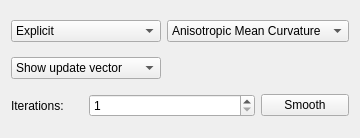
The window that Plugin-AnisotropicMeanCurvature/SmootherToolbox.ui (hksonngan/geometry-processing-lab) describes before a commit, drawn with Qt 5.
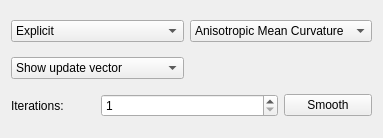
The same window after the commit.

```diff
--- a/Plugin-AnisotropicMeanCurvature/SmootherToolbox.ui
+++ b/Plugin-AnisotropicMeanCurvature/SmootherToolbox.ui
@@ -6,7 +6,7 @@
    <rect>
     <x>0</x>
     <y>0</y>
-    <width>360</width>
+    <width>383</width>
     <height>138</height>
    </rect>
   </property>
```
Left out of the diff: 4 changed lines with no effect on the pictures.
